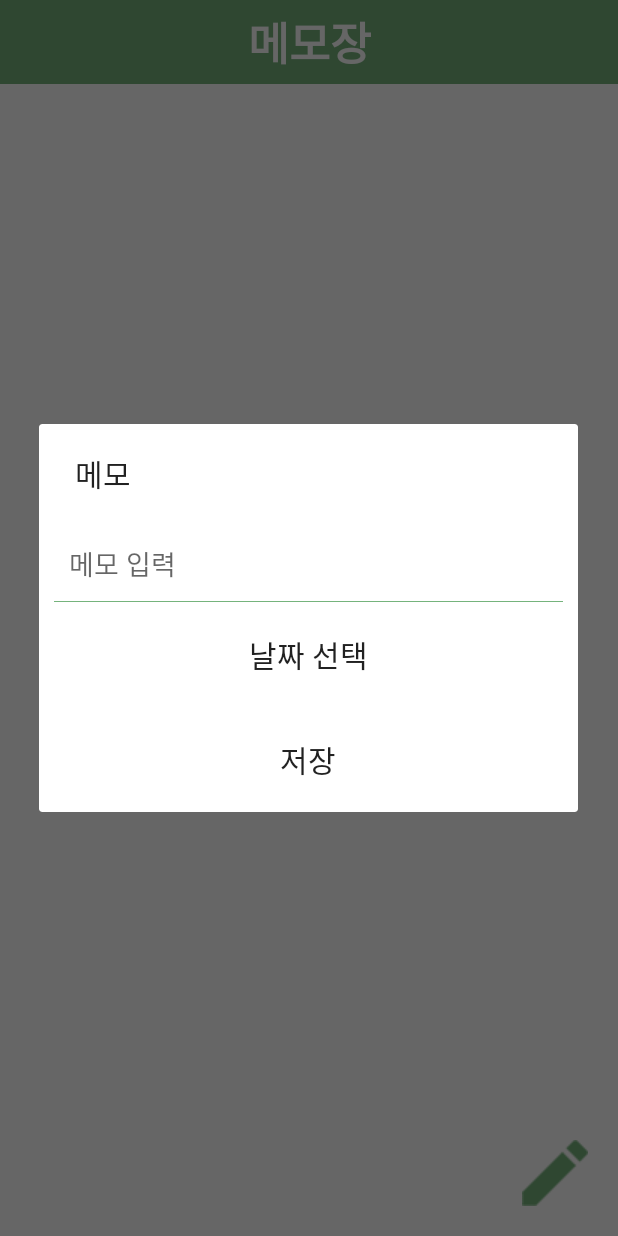
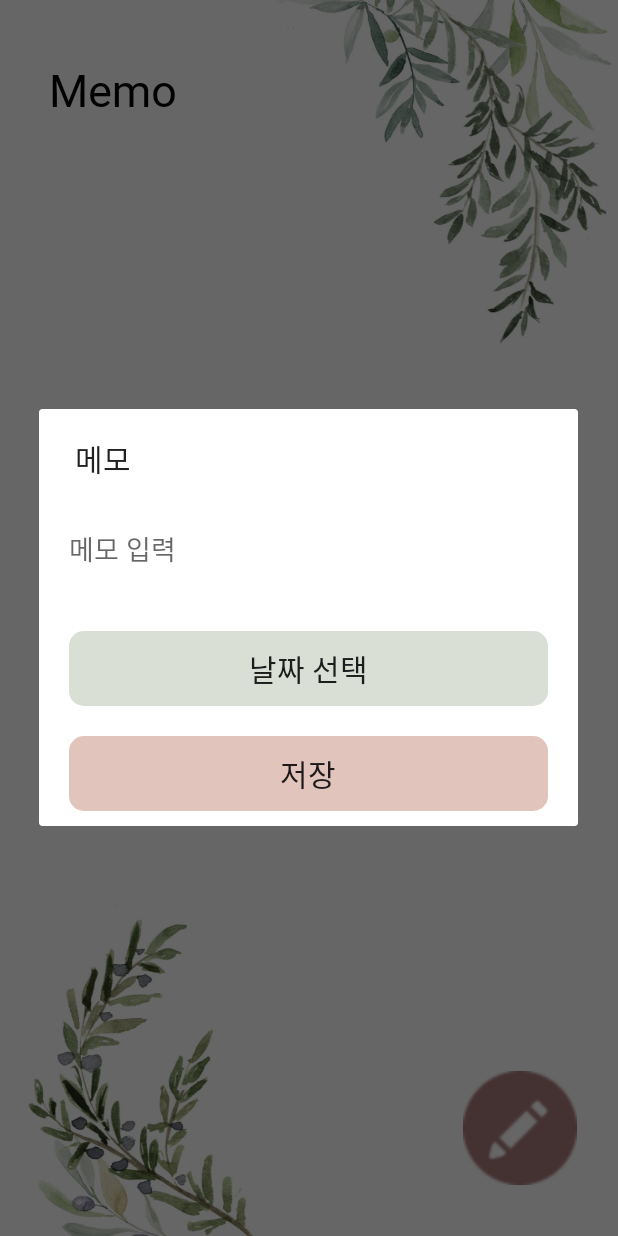
Before and after one commit to jinyong3512/easy-farm, an Android app: the NoticeBoardActivity screen opened directly, with no data from a screen before it, after a tap on an icon or button, on a phone screen of 412 x 824 dp. Run offline under Robolectric (Android 15) with nearby library versions, the phone set to English and light mode, and no system bars; our stand-ins replace Firebase (no records; nobody signed in at launch, a user with empty details on screens opened directly).

Commit message:
2022-11-27 22:57

```diff
--- a/app/src/main/java/com/capstone/easyfarm/MyRecordActivity.kt
+++ b/app/src/main/java/com/capstone/easyfarm/MyRecordActivity.kt
@@ -26,9 +26,6 @@ class MyRecordActivity : AppCompatActivity() {
         super.onCreate(savedInstanceState)
         binding = ActivityMyrecordBinding.inflate(layoutInflater)
         setContentView(binding.root)
-
-
-        supportActionBar?.title = "나의 기록"
 
         for (i in 0 until Fragment2.results_List.size) {
             var item = ListViewBtnItem()
--- a/app/src/main/java/com/capstone/easyfarm/NoticeBoardActivity.kt
+++ b/app/src/main/java/com/capstone/easyfarm/NoticeBoardActivity.kt
@@ -46,7 +46,6 @@ class NoticeBoardActivity : AppCompatActivity() {
             })
 
         val writeButton = findViewById<ImageView>(R.id.writeBtn)
-        writeButton.setColorFilter(resources.getColor(R.color.green))
         writeButton.setOnClickListener {
 
             val mDialogView = LayoutInflater.from(this).inflate(R.layout.custom_dialog, null)
@@ -70,7 +69,7 @@ class NoticeBoardActivity : AppCompatActivity() {
                         view: DatePicker?, year: Int, month: Int, dayOfMonth: Int
                     ) {
 
-                        DateSelectBtn.setText("${year}-${month + 1}-${dayOfMonth}")
+                        DateSelectBtn.text = "${year}-${month + 1}-${dayOfMonth}"
 
                         dateText = "${year}-${month + 1}-${dayOfMonth}"
                     }
--- a/app/src/main/java/com/capstone/easyfarm/PhotoSelectActivity.kt
+++ b/app/src/main/java/com/capstone/easyfarm/PhotoSelectActivity.kt
@@ -22,7 +22,6 @@ import androidx.appcompat.app.AppCompatActivity
 import androidx.core.app.ActivityCompat
 import androidx.core.content.ContextCompat
 import androidx.core.content.FileProvider
-import com.bumptech.glide.Glide
 import com.capstone.easyfarm.databinding.ActivityPhotoselectBinding
 import com.google.gson.Gson
 import com.google.gson.GsonBuilder
--- a/app/src/main/res/layout/activity_noticeboard.xml
+++ b/app/src/main/res/layout/activity_noticeboard.xml
@@ -4,56 +4,59 @@
     xmlns:tools="http://schemas.android.com/tools"
     android:layout_width="match_parent"
     android:layout_height="match_parent"
+    android:background="@drawable/noticeboard_image_background"
     tools:context=".NoticeBoardActivity">
 
-    <androidx.appcompat.widget.Toolbar
-        android:id="@+id/toolbar"
+    <TextView
+        android:id="@+id/textView"
 
-        android:layout_width="match_parent"
+        android:layout_width="wrap_content"
         android:layout_height="wrap_content"
 
-        android:background="@color/green"
+        android:text="Memo"
+        android:textColor="@color/black"
+        android:textSize="30sp"
+        android:textStyle="bold"
 
-        android:minHeight="?attr/actionBarSize"
-
-        app:contentInsetStart="0dp"
-
+        app:layout_constraintBottom_toBottomOf="parent"
         app:layout_constraintEnd_toEndOf="parent"
+        app:layout_constraintHorizontal_bias="0.1"
         app:layout_constraintStart_toStartOf="parent"
-        app:layout_constraintTop_toTopOf="parent">
-
-        <TextView
-            android:layout_width="wrap_content"
-            android:layout_height="wrap_content"
-            android:layout_gravity="center"
-
-            android:fontFamily="@font/custom_font_family"
-            android:text="메모장"
-            android:textColor="@color/white"
-            android:textSize="30sp"
-            android:textStyle="bold" />
-
-    </androidx.appcompat.widget.Toolbar>
-
+        app:layout_constraintTop_toTopOf="parent"
+        app:layout_constraintVertical_bias="0.05" />
 
     <ListView
         android:id="@+id/mainLV"
-        android:layout_width="match_parent"
-        android:layout_height="0dp"
 
+        android:layout_width="350dp"
+        android:layout_height="780dp"
+
+        android:divider="#ffffff"
+        android:dividerHeight="10dp"
+
+        app:layout_constraintBottom_toBottomOf="parent"
         app:layout_constraintEnd_toEndOf="parent"
         app:layout_constraintStart_toStartOf="parent"
-        app:layout_constraintTop_toBottomOf="@id/toolbar"
-        app:layout_constraintBottom_toBottomOf="parent"/>
+        app:layout_constraintTop_toTopOf="parent"
+        app:layout_constraintVertical_bias="1.0" />
 
-    <ImageView
+
+    <ImageButton
         android:id="@+id/writeBtn"
-        android:layout_width="wrap_content"
-        android:layout_height="wrap_content"
-        android:layout_margin="20dp"
-        android:src="@drawable/memo_icon"
+
+        android:layout_width="100dp"
+        android:layout_height="100dp"
+
+        android:adjustViewBounds="true"
+        android:backgroundTint="@color/white"
+        android:scaleType="fitCenter"
+        android:src="@drawable/noticeboard_image_pen"
 
         app:layout_constraintBottom_toBottomOf="parent"
-        app:layout_constraintEnd_toEndOf="parent" />
+        app:layout_constraintEnd_toEndOf="parent"
+        app:layout_constraintHorizontal_bias="0.95"
+        app:layout_constraintStart_toStartOf="parent"
+        app:layout_constraintTop_toTopOf="parent"
+        app:layout_constraintVertical_bias="0.97" />
 
 </androidx.constraintlayout.widget.ConstraintLayout>
--- a/app/src/main/res/layout/custom_dialog.xml
+++ b/app/src/main/res/layout/custom_dialog.xml
@@ -10,20 +10,10 @@
         android:layout_width="match_parent"
         android:layout_height="50dp"
 
-        android:layout_marginHorizontal="20dp"
-        android:layout_marginTop="20dp"
+        android:layout_margin="20dp"
 
         android:background="@android:color/transparent"
         android:hint="메모 입력" />
-
-    <LinearLayout
-        android:layout_width="match_parent"
-        android:layout_height="0.5dp"
-
-        android:layout_marginLeft="10dp"
-        android:layout_marginRight="10dp"
-
-        android:background="@color/green" />
 
     <android.widget.Button
         android:id="@+id/dateSelectBtn"
@@ -33,10 +23,11 @@
         android:layout_marginHorizontal="20dp"
         android:layout_marginVertical="10dp"
 
-
+        android:background="@drawable/custom_button"
+        android:backgroundTint="#D9DFD5"
 
         android:text="날짜 선택"
-        android:textSize="20sp"/>
+        android:textSize="20sp" />
 
     <android.widget.Button
         android:id="@+id/saveBtn"
@@ -46,9 +37,10 @@
         android:layout_marginHorizontal="20dp"
         android:layout_marginVertical="10dp"
 
-
+        android:background="@drawable/custom_button"
+        android:backgroundTint="#E1C5BD"
 
         android:text="저장"
-        android:textSize="20sp"/>
+        android:textSize="20sp" />
 
 </LinearLayout>
```
Also changed, not shown: app/src/main/java/com/capstone/easyfarm/ListViewBtnAdapter.kt (+3 -4 lines), app/src/main/res/layout/activity_myrecord.xml (+18 -26 lines), app/src/main/res/layout/listview_btn_item.xml (+78 -76 lines), app/src/main/res/layout/listview_item.xml (+18 -6 lines), app/src/main/res/drawable/custom_dialog_btn1.png (added), app/src/main/res/drawable/custom_dialog_btn2.png (added), app/src/main/res/drawable/myrecord_image_delete.png, app/src/main/res/drawable/myrecord_image_dictionary.png, app/src/main/res/drawable/noticeboard_image_background.png (added), app/src/main/res/drawable/noticeboard_image_pen.png (added).
